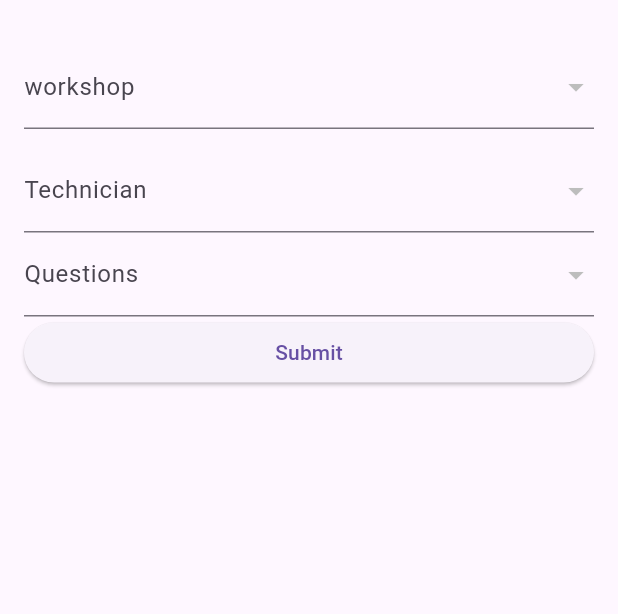
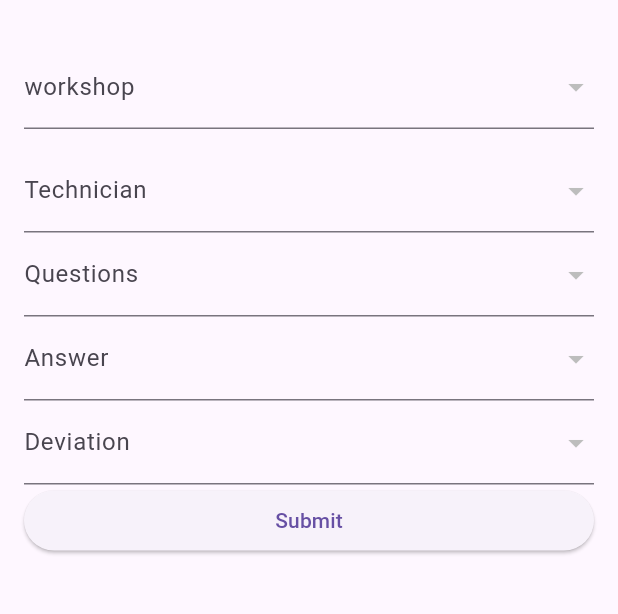
Before and after one commit to joseggch15/formTesting, a Flutter app: the screen it shows after launch, after a tap on "Submit", on a phone screen of 412 x 824 dp, the part 63-677 px from its top. Run offline on Flutter 3.47's test engine with Material 3 defaults, Android fonts, the phone set to English and light mode, and no system bars; network calls fail.

Commit message:
se agregan todos los dropbox funcionalmente

```diff
--- a/lib/controllers/controller.dart
+++ b/lib/controllers/controller.dart
@@ -4,7 +4,7 @@ import 'package:http/http.dart' as http;
 import 'dart:convert';
 
 String authToken =
-    'eyJ0eXAiOiJKV1QiLCJhbGciOiJIUzM4NCJ9.eyJhdXRob3JpdHkiOiJTdXBlcnVzZXIiLCJzdWIiOiJ0ZXN0IiwiaWF0IjoxNzA4NDY0ODM3LCJleHAiOjE3MDg0NjYyNzd9.ruz5UOu3Hcc2ey2u0qBr4w6G90V_lyj06inDmaZIYk2UwLKY_Ju1RgdR8CzN6THH';
+    'eyJ0eXAiOiJKV1QiLCJhbGciOiJIUzM4NCJ9.eyJhdXRob3JpdHkiOiJTdXBlcnVzZXIiLCJzdWIiOiJ0ZXN0IiwiaWF0IjoxNzA4NDY3OTQxLCJleHAiOjE3MDg0NjkzODF9.2JN4FtkCRD0jCMH7HjvvGUWwaad_NTygsmH8mY2-ZbPgCRuN6LhiqaWLaOtWoIEd';
 
 class NewInspectionFormController {
   final GlobalKey<FormState> formKey = GlobalKey<FormState>();
@@ -81,6 +81,41 @@ class NewInspectionFormController {
     }
   }
 
+  Future<void> fetchAnswers() async {
+    final response = await http.get(
+      Uri.parse('http://3.129.92.139:8080/api/answer/all'),
+      headers: {
+        'Authorization': 'Bearer $authToken',
+      },
+    );
+
+    if (response.statusCode == 200) {
+      List<dynamic> answersJson = json.decode(response.body);
+      data.answers = // Corrección aquí
+          answersJson.map((json) => Answer.fromJson(json)).toList();
+    } else {
+      // Manejo de errores en answers
+      // Puedes agregar un manejo de errores más específico aquí
+    }
+  }
+
+  Future<void> fetchDeviations() async {
+    final response = await http.get(
+      Uri.parse('http://3.129.92.139:8080/api/deviation/all'),
+      headers: {
+        'Authorization': 'Bearer $authToken',
+      },
+    );
+
+    if (response.statusCode == 200) {
+      List<dynamic> deviationsJson = json.decode(response.body);
+      data.deviations =
+          deviationsJson.map((json) => Deviation.fromJson(json)).toList();
+    } else {
+      // Manejo de errores en deviations
+    }
+  }
+
   Future<void> submitForm() async {
     if (formKey.currentState!.validate()) {
       var postBody = jsonEncode({
--- a/lib/model/model.dart
+++ b/lib/model/model.dart
@@ -55,19 +55,37 @@ class Question {
   }
 }
 
-// class Question {
-//   final int id;
-//   final String questionText;
+class Answer {
+  final int id;
+  final String answer;
 
-//   Question({required this.id, required this.questionText});
+  Answer({required this.id, required this.answer});
 
-//   factory Question.fromJson(Map<String, dynamic> json) {
-//     return Question(
-//       id: json['id'],
-//       questionText: json['questionText'],
-//     );
-//   }
-// }
+  factory Answer.fromJson(Map<String, dynamic> json) {
+    return Answer(
+      id: json['id'],
+      answer: json['answer'],
+    );
+  }
+}
+
+
+
+
+class Deviation {
+  final int id;
+  final String deviationText;  // Asumiendo que tienes un campo de texto para la desviación
+
+  Deviation({required this.id, required this.deviationText});
+
+  factory Deviation.fromJson(Map<String, dynamic> json) {
+    return Deviation(
+      id: json['id'],
+      deviationText: json['deviation'],  // Asegúrate de que el nombre de la clave coincida con tu API
+    );
+  }
+}
+
 
 class NewInspectionFormData {
   String? selectedWorkshop;
@@ -88,4 +106,12 @@ class NewInspectionFormData {
   int? selectedWorkshopId; // ID del taller seleccionado
   List<Question> questions = [];
   int? selectedQuestionId; // ID of the selected question
+
+
+   List<Answer> answers = [];
+  int? selectedAnswerId; // ID of the selected question
+
+
+  List<Deviation> deviations = [];
+  int? selectedDeviationId; // ID of the selected deviation
 }
--- a/lib/view/view.dart
+++ b/lib/view/view.dart
@@ -19,6 +19,8 @@ class _NewInspectionFormViewState extends State<NewInspectionFormView> {
     widget.controller.fetchTechnicians();
     widget.controller.fetchWorkshops();
     widget.controller.fetchQuestions();
+    widget.controller.fetchAnswers();
+    widget.controller.fetchDeviations();
   }
 
   @override
@@ -129,6 +131,60 @@ class _NewInspectionFormViewState extends State<NewInspectionFormView> {
                 decoration: InputDecoration(labelText: 'Questions'),
               ),
 
+              //  Dropdown para answer
+              DropdownButtonFormField<int>(
+                value: widget.data.selectedAnswerId,
+                onChanged: (newValue) {
+                  setState(() {
+                    widget.data.selectedAnswerId = newValue;
+                  });
+                },
+                items: widget.data.answers.map((answer) {
+                  return DropdownMenuItem<int>(
+                    value: answer.id,
+                    child: Text(answer
+                        .answer), // Suponiendo que 'answerText' es la propiedad que contiene el texto de la respuesta
+                  );
+                }).toList(),
+                decoration: InputDecoration(labelText: 'Answer'),
+              ),
+
+              DropdownButtonFormField<int>(
+                value: widget.data.selectedDeviationId,
+                onChanged: (newValue) {
+                  setState(() {
+                    widget.data.selectedDeviationId = newValue;
+                  });
+                },
+                items: widget.data.deviations.map((deviation) {
+                  return DropdownMenuItem<int>(
+                    value: deviation.id,
+                    child: Text(deviation
+                        .deviationText), // Asegúrate de que 'deviationText' es la propiedad que contiene el texto de la desviación
+                  );
+                }).toList(),
+                decoration: InputDecoration(labelText: 'Deviation'),
+              ),
+
+// Nuevo TextFormField para la descripción corta
+              // TextFormField(
+              //   initialValue: widget.data.shortDescription,
+              //   onChanged: (newValue) {
+              //     setState(() {
+              //       widget.data.shortDescription = newValue;
+              //     });
+              //   },
+              //   maxLines: null,
+              //   keyboardType: TextInputType.multiline,
+              //   decoration: InputDecoration(
+              //     labelText: 'Short Description of what is going on',
+              //     alignLabelWithHint: true,
+              //     border: OutlineInputBorder(),
+              //   ),
+              // ),
+
+              // SizedBox(height: 13.0),
+
               // DropdownButtonFormField<int>(
               //   value: widget.data.selectedQuestionId,
               //   onChanged: (newValue) {
```
